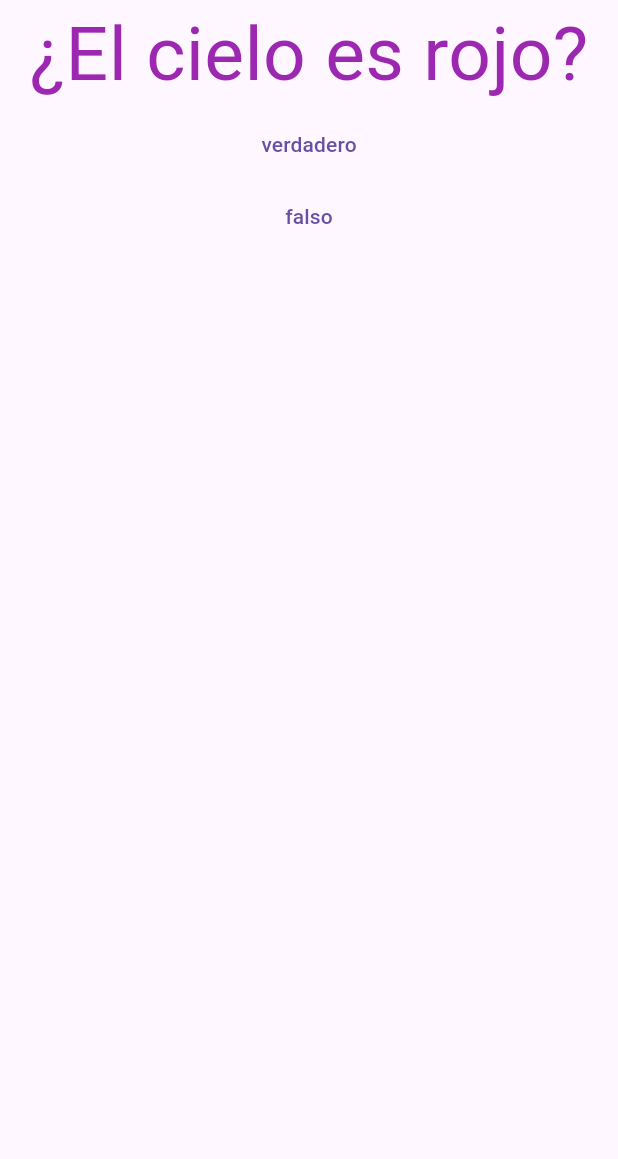
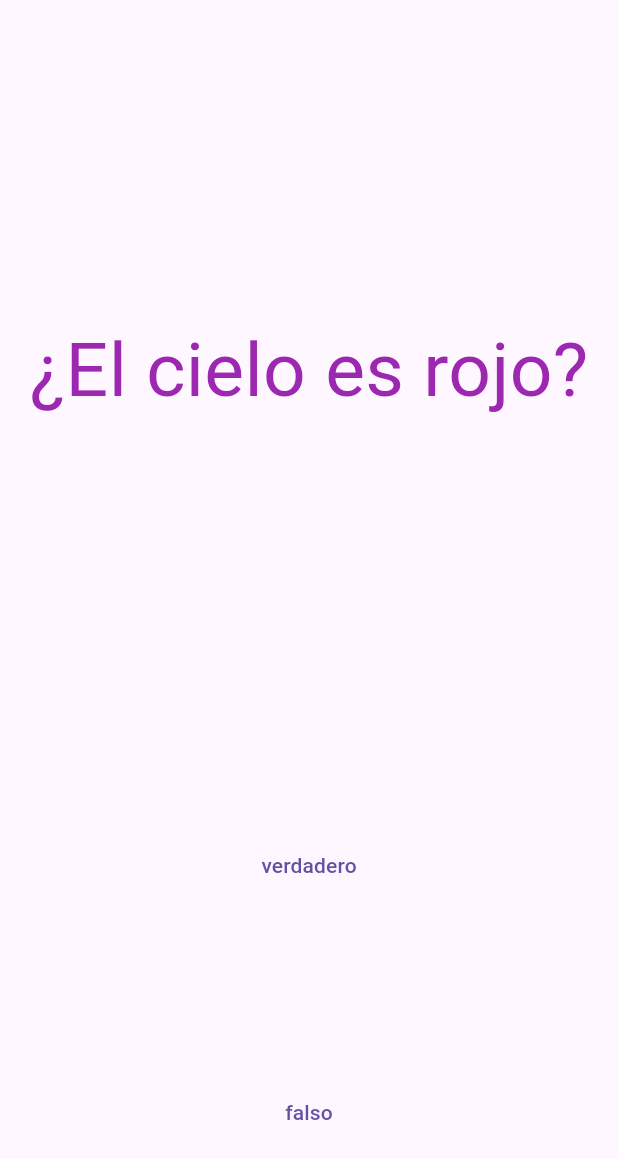
Before and after one commit to wilsongagui/cuestionario, a Flutter app: the screen it shows after launch, on a phone screen of 412 x 824 dp. Shown: the top 1159 px of the screen. Run offline on Flutter 3.47's test engine with Material 3 defaults, Android fonts, the phone set to English and light mode, and no system bars.

Commit message:
se uso el expanded

```diff
--- a/lib/main.dart
+++ b/lib/main.dart
@@ -30,10 +30,23 @@ class _TestPageState extends State<TestPage> {
   @override
   Widget build(BuildContext context) {
     return Column(
+      mainAxisAlignment: MainAxisAlignment.center,
+      crossAxisAlignment: CrossAxisAlignment.stretch,
       children: [
-        Text("¿El cielo es rojo?", style:TextStyle(color: Colors.purple, fontSize: 50)),
-        TextButton(onPressed: (){}, child: Text("verdadero")),
-        TextButton(onPressed: (){}, child: Text("falso"),)
+        Expanded(flex:3,child: Center(child: Padding(
+          padding: const EdgeInsets.all(10.0),
+          child: Text("¿El cielo es rojo?", style:TextStyle(color: Colors.purple, fontSize: 50)),
+        ))),
+        Expanded(child: Padding(
+          padding: const EdgeInsets.all(15.0),
+          child: TextButton(onPressed: (){}, child: Text("verdadero",)),
+        )),
+
+
+        Expanded(child: Padding(
+          padding: const EdgeInsets.all(15.0),
+          child: TextButton(onPressed: (){}, child: Text("falso"),),
+        ))
 
       ],
     );
```
